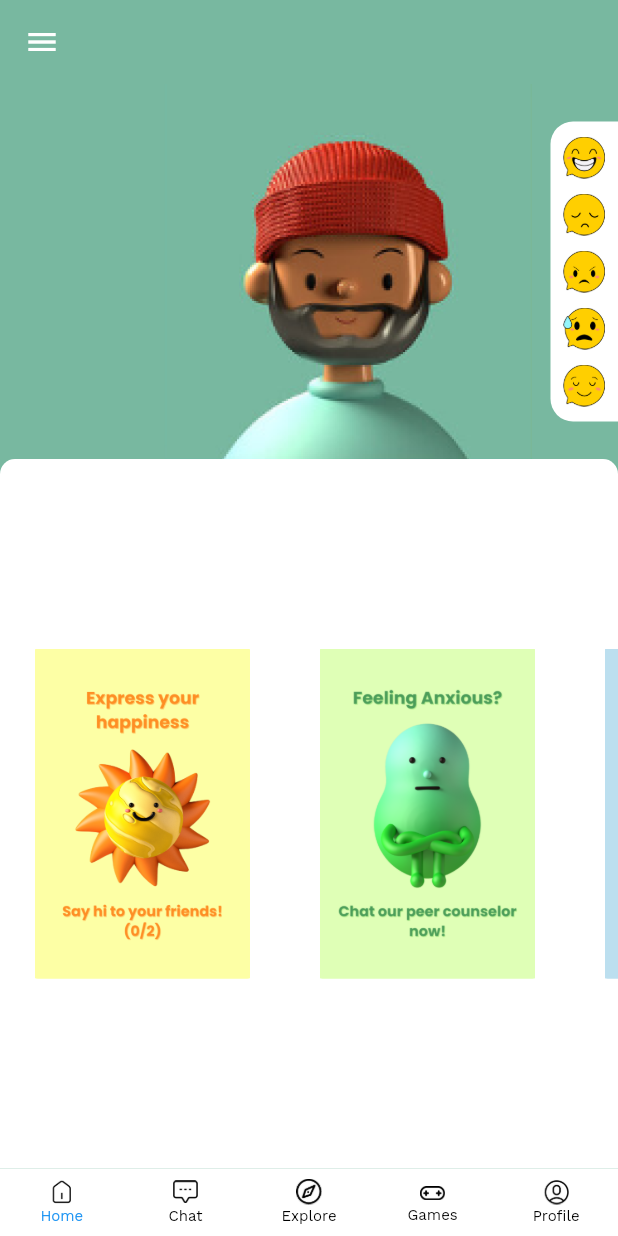
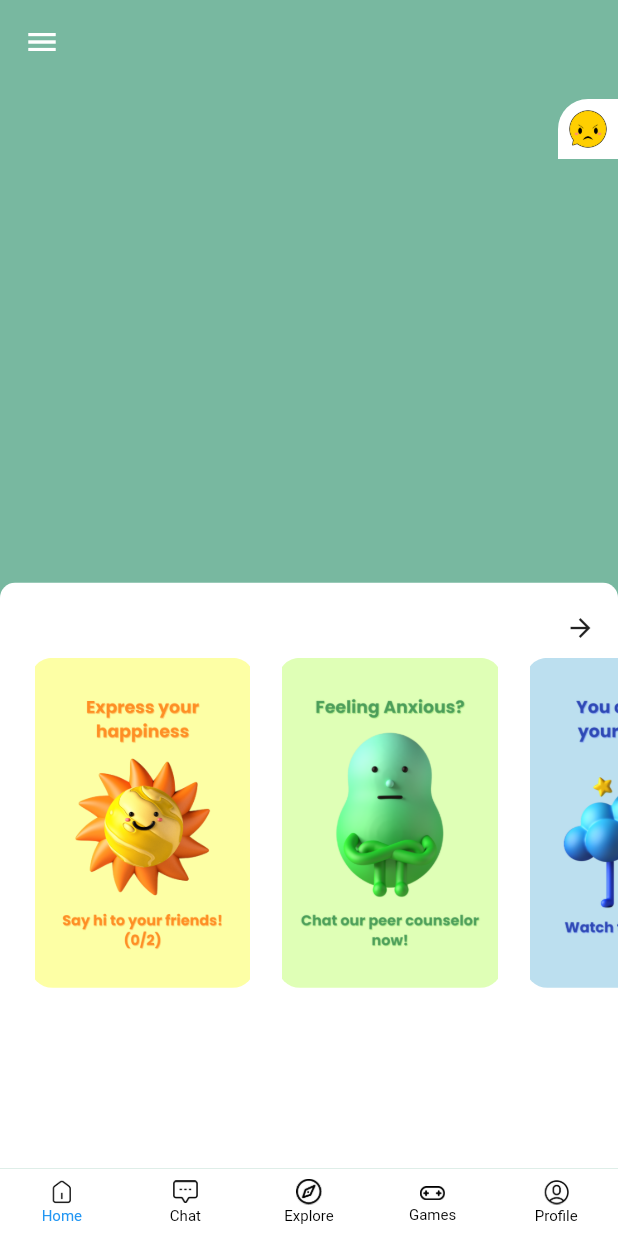
Before and after one commit to malikkhalim/Happy_Phone, a Flutter app: the screen it shows after launch, on a phone screen of 412 x 824 dp. Run offline on Flutter 3.47's test engine with Material 2 defaults, Android fonts, the light colour scheme and no system bars.

Commit message:
modified:   lib/chat/chat.dart 	modified:   lib/chat/chat_room.dart 	modified:   lib/chat/chatbubble.dart 	modified:   lib/explore/explore.dart 	modified:   lib/explore/peer2peer_room.dart 	modified:   lib/games/games.dart 	modified:   lib/games/games_select.dart 	modified:   lib/main.dart 	new file:   lib/profile/profile.dart 	new file:   lib/screen/home_page.dart 	renamed:    lib/bottomnavbar.dart -> lib/widget/bottomnavbar.dart 	renamed:    lib/color.dart -> lib/widget/color.dart 	renamed:    lib/navbar.dart -> lib/widget/navbar.dart

```diff
--- a/lib/chat/chat.dart
+++ b/lib/chat/chat.dart
@@ -1,9 +1,9 @@
 import 'package:flutter/material.dart';
 import 'package:flutter/services.dart';
-import 'package:happy_apps/bottomnavbar.dart';
+import 'package:happy_apps/widget/bottomnavbar.dart';
 import 'package:happy_apps/chat/appbar.dart';
 import 'package:happy_apps/chat/chat_room.dart';
-import 'package:happy_apps/navbar.dart';
+import 'package:happy_apps/widget/navbar.dart';
 
 
 class Chat extends StatelessWidget {
@@ -208,7 +208,7 @@ class Chat extends StatelessWidget {
             ],
           ),
         ),
-        bottomNavigationBar: const BottomNavbar(),
+        bottomNavigationBar: BottomNavbar(),
       ),
     );
   }
--- a/lib/chat/chat_room.dart
+++ b/lib/chat/chat_room.dart
@@ -1,8 +1,8 @@
 import 'package:flutter/material.dart';
 import 'package:flutter/services.dart';
-import 'package:happy_apps/bottomnavbar.dart';
+import 'package:happy_apps/widget/bottomnavbar.dart';
 import 'package:happy_apps/chat/chatbubble.dart';
-import 'package:happy_apps/color.dart';
+import 'package:happy_apps/widget/color.dart';
 
 class ChatRoom extends StatelessWidget {
   const ChatRoom({super.key});
@@ -162,7 +162,7 @@ class ChatRoom extends StatelessWidget {
                       height: 28,
                       margin: EdgeInsets.only(left: 20, right: 20),
                       decoration: BoxDecoration(
-                        color: ColorSelect.gray,
+                        color: ColorHappy.gray,
                         borderRadius: BorderRadius.circular(15)
                       ),
                       child: Row(
@@ -193,7 +193,7 @@ class ChatRoom extends StatelessWidget {
                               child: Icon(
                                 Icons.double_arrow_outlined,
                                 size: 20,
-                                color: ColorSelect.blue,
+                                color: ColorHappy.blue,
                               ),
                             ),
                           ),
@@ -206,7 +206,7 @@ class ChatRoom extends StatelessWidget {
             ],
           ),
         ),
-        bottomNavigationBar: const BottomNavbar(),
+        bottomNavigationBar: BottomNavbar(),
       ),
     );
   }
--- a/lib/chat/chatbubble.dart
+++ b/lib/chat/chatbubble.dart
@@ -1,5 +1,5 @@
 import 'package:flutter/material.dart';
-import 'package:happy_apps/color.dart';
+import 'package:happy_apps/widget/color.dart';
 
 
 class ChatBubbleLeft extends StatelessWidget {
@@ -39,7 +39,7 @@ class ChatBubbleLeft extends StatelessWidget {
                   bottomRight: Radius.circular(10),
                   topRight: Radius.circular(10),
                 ),
-                color: ColorSelect.blue,
+                color: ColorHappy.blue,
               ),
               margin: EdgeInsets.only(left: 10, right: 140, top: 20),
               child: Column(
@@ -89,7 +89,7 @@ class ChatBubbleRight extends StatelessWidget {
                   bottomLeft: Radius.circular(10),
                   topRight: Radius.circular(10),
                 ),
-                color: ColorSelect.gray,
+                color: ColorHappy.gray,
               ),
               margin: EdgeInsets.only(left: 140, right: 10, top: 20),
               child: Column(
--- a/lib/explore/explore.dart
+++ b/lib/explore/explore.dart
@@ -1,6 +1,6 @@
 import 'package:flutter/material.dart';
 import 'package:flutter/services.dart';
-import 'package:happy_apps/bottomnavbar.dart';
+import 'package:happy_apps/widget/bottomnavbar.dart';
 import 'package:happy_apps/explore/peer2peer_room.dart';
 
 class Explore extends StatelessWidget {
--- a/lib/explore/peer2peer_room.dart
+++ b/lib/explore/peer2peer_room.dart
@@ -1,6 +1,6 @@
 import 'package:flutter/material.dart';
 import 'package:flutter/services.dart';
-import 'package:happy_apps/bottomnavbar.dart';
+import 'package:happy_apps/widget/bottomnavbar.dart';
 
 class PeerRoom extends StatelessWidget {
   const PeerRoom({super.key});
@@ -121,7 +121,7 @@ class PeerRoom extends StatelessWidget {
             ),
           ],
         ),
-        bottomNavigationBar: const BottomNavbar(),
+        bottomNavigationBar: BottomNavbar(),
       ),
     );
   }
--- a/lib/games/games.dart
+++ b/lib/games/games.dart
@@ -1,5 +1,5 @@
 import 'package:flutter/material.dart';
-import 'package:happy_apps/bottomnavbar.dart';
+import 'package:happy_apps/widget/bottomnavbar.dart';
 import 'package:happy_apps/games/games_select.dart';
 
 class Games extends StatelessWidget {
--- a/lib/games/games_select.dart
+++ b/lib/games/games_select.dart
@@ -1,5 +1,5 @@
 import 'package:flutter/material.dart';
-import 'package:happy_apps/bottomnavbar.dart';
+import 'package:happy_apps/widget/bottomnavbar.dart';
 
 class GamesSelect extends StatelessWidget {
   const GamesSelect({super.key});
--- a/lib/main.dart
+++ b/lib/main.dart
@@ -5,14 +5,15 @@ import 'package:happy_apps/explore/explore.dart';
 import 'package:happy_apps/explore/peer2peer_room.dart';
 import 'package:happy_apps/games/games.dart';
 import 'package:happy_apps/games/games_select.dart';
-import 'package:happy_apps/navbar.dart';
-import 'package:happy_apps/bottomnavbar.dart';
+import 'package:happy_apps/widget/navbar.dart';
+import 'package:happy_apps/widget/bottomnavbar.dart';
 import 'package:happy_apps/chat/chat.dart';
+import 'package:happy_apps/screen/home_page.dart';
 
 
 void main(){
   WidgetsFlutterBinding.ensureInitialized();
-  runApp( Main());
+  runApp( HomePage());
 
 }
 
@@ -112,7 +113,7 @@ class Main extends StatelessWidget {
             ],
           ),
         ),
-        bottomNavigationBar: const BottomNavbar()
+        bottomNavigationBar: BottomNavbar(),
       ),
     );
   }
--- /dev/null
+++ b/lib/profile/profile.dart
@@ -0,0 +1,14 @@
+import 'package:flutter/material.dart';
+
+class Profile extends StatelessWidget {
+  const Profile({super.key});
+
+  @override
+  Widget build(BuildContext context) {
+    return MaterialApp(
+      home: Scaffold(
+        backgroundColor: Colors.amber,
+      ),
+    );
+  }
+}
--- /dev/null
+++ b/lib/screen/home_page.dart
@@ -0,0 +1,190 @@
+import 'package:flutter/material.dart';
+import 'package:flutter/services.dart';
+import 'package:happy_apps/chat/chat.dart';
+import 'package:happy_apps/widget/bottomnavbar.dart';
+
+import '../widget/color.dart';
+import '../widget/navbar.dart';
+
+class HomePage extends StatefulWidget {
+  const HomePage({super.key});
+
+  @override
+  State<HomePage> createState() => _HomePageState();
+}
+
+class _HomePageState extends State<HomePage> {
+
+  bool _isContainerExpanded = false;
+
+  void _toggleContainerExpansion() {
+    setState(() {
+      _isContainerExpanded = !_isContainerExpanded;
+    });
+  }
+
+  @override
+  Widget build(BuildContext context) {
+    double height = MediaQuery.of(context).size.height;
+    double width = MediaQuery.of(context).size.height;
+    return MaterialApp(
+      debugShowCheckedModeBanner: false,
+      home: Scaffold(
+      backgroundColor: ColorHappy.green,
+        drawer: const NavBar(),
+        appBar: AppBar(
+          systemOverlayStyle: const SystemUiOverlayStyle(
+            systemNavigationBarColor: Colors.black,
+          ),
+          backgroundColor: Colors.transparent,
+          elevation: 0,
+        ),
+        body: Stack(
+          children: [
+            Container(
+              margin: EdgeInsets.only(top: 10),
+              alignment: Alignment.topRight,
+              child: Column(
+                mainAxisAlignment: MainAxisAlignment.start,
+                crossAxisAlignment: CrossAxisAlignment.end,
+                children: [
+                  GestureDetector(
+                    onTap: _toggleContainerExpansion,
+                    child: Container(
+                      decoration: BoxDecoration(
+                        borderRadius: BorderRadius.only(topLeft: Radius.circular(20)),
+                        color: Colors.white,
+                      ),
+                      width: 40,
+                      height: 40,
+                      child: Center(
+                        child: Image(image: AssetImage("assets/images/emoji_angry.png"), height: 25, width: 25,)
+                      ),
+                    ),
+                  ),
+                  AnimatedContainer(
+                    decoration: BoxDecoration(
+                      borderRadius: BorderRadius.only(bottomLeft: Radius.circular(20)),
+                      color: Colors.white,
+                    ),
+                    duration: Duration(milliseconds: 500),
+                    width: _isContainerExpanded ? 40 : 0,
+                    height: 160,
+                    child: Center(
+                      child: Column(
+                        children: [
+
+                          Image(image: AssetImage("assets/images/emoji_happy.png"), height: 23, width: 23,),
+                          SizedBox(height: 8,),
+                          Image(image: AssetImage("assets/images/emoji_angry.png"), height: 23, width: 23,),
+                          SizedBox(height: 8,),
+                          Image(image: AssetImage("assets/images/emoji_sad.png"), height: 23, width: 23,),
+                          SizedBox(height: 8,),
+                          Image(image: AssetImage("assets/images/emoji_worry.png"), height: 23, width: 23,),
+                          SizedBox(height: 8,),
+                          Image(image: AssetImage("assets/images/emoji_calm.png"), height: 23, width: 23,),
+                        ],
+                      )
+                    ),
+                  ),
+                ],
+              ),
+            ),
+            DraggableScrollableSheet(
+              initialChildSize: 0.54,
+              minChildSize: 0.54,
+              maxChildSize: 1.0,
+              builder: (BuildContext context, ScrollController scrollController) { return Container(
+                child: Container(
+                  decoration: BoxDecoration(
+                    borderRadius: BorderRadius.only(
+                      topLeft: Radius.circular(10),
+                      topRight: Radius.circular(10)
+                    ),
+                    color: Colors.white,
+                  ),
+                  child: ListView(
+                    controller: scrollController,
+                    children: [
+                      Container(
+                        child: Column(
+                          crossAxisAlignment: CrossAxisAlignment.center,
+                          mainAxisAlignment: MainAxisAlignment.center,
+                          children: [
+                            GestureDetector(
+                              onTap: () {
+                                // Navigate to another page
+                                Navigator.push(
+                                  context,
+                                  PageRouteBuilder(
+                                    pageBuilder: (context, animation, secondaryAnimation) => Chat(),
+                                    transitionsBuilder: (context, animation, secondaryAnimation, child) {
+                                      return FadeTransition(
+                                        opacity: animation,
+                                        child: child,
+                                      );
+                                    },
+                                  ),
+                                );
+                              },
+                              child: Container(
+                                alignment: Alignment.centerRight,
+                                margin: EdgeInsets.only(top: 20, right: 15),
+                                child: Icon(
+                                Icons.arrow_forward,
+                                size: 20,
+                              ),
+                              )
+                            ),
+                            SingleChildScrollView(
+                              scrollDirection: Axis.horizontal,
+                              child: Container(
+                                margin: EdgeInsets.only(left: 20, top: 10),
+                                child: Row(
+                                  children: [
+                                    _PeerContainer(imageAsset: "assets/images/Baner1.png"),
+                                    SizedBox(width: 15),
+                                    _PeerContainer(imageAsset: "assets/images/Baner2.png"),
+                                    SizedBox(width: 15),
+                                    _PeerContainer(imageAsset: "assets/images/Baner3.png"),
+                                  ],
+                                )
+                              ),
+                            ),
+                          ],
+                        ),
+                      ),
+                    ],
+                  )
+                ),
+              );
+              },
+            )
+          ],
+        ),
+        bottomNavigationBar: BottomNavbar(),
+      ),
+    );
+  }
+}
+
+class _PeerContainer extends StatelessWidget {
+  const _PeerContainer({
+    super.key,
+    required this.imageAsset,
+    });
+    final String imageAsset;
+
+  @override
+  Widget build(BuildContext context) {
+    return Container(
+      height: 220,
+      width: 150,
+      margin: const EdgeInsets.only(right: 0),
+      child: ClipRRect(
+        borderRadius: BorderRadius.circular(15),
+        child: Image.asset(imageAsset),
+      ),
+    );
+  }
+}
--- a/lib/bottomnavbar.dart
+++ b/lib/widget/bottomnavbar.dart
@@ -3,6 +3,7 @@ import 'package:happy_apps/chat/chat.dart';
 import 'package:happy_apps/explore/explore.dart';
 import 'package:happy_apps/games/games.dart';
 import 'package:happy_apps/main.dart';
+import 'package:happy_apps/screen/home_page.dart';
 
 class BottomNavbar extends StatefulWidget {
   const BottomNavbar({super.key});
@@ -25,7 +26,7 @@ void _onItemTapped(int index) {
       Navigator.pushReplacement(
         context,
         PageRouteBuilder(
-          pageBuilder: (context, animation, secondaryAnimation) => Main(),
+          pageBuilder: (context, animation, secondaryAnimation) => HomePage(),
           transitionsBuilder: (context, animation, secondaryAnimation, child) {
             return FadeTransition(
               opacity: animation,
--- a/lib/color.dart
+++ b/lib/widget/color.dart
@@ -1,6 +1,6 @@
 import 'package:flutter/material.dart';
 
-class ColorSelect {
+class ColorHappy {
   static Color blue = const Color(0xFF11A0D9);
   static Color green = const Color(0xFF78B8A0);
   static Color gray = const Color(0xFFF1F1F1);
```
Also changed, not shown: lib/widget/navbar.dart (renamed from lib/navbar.dart).
